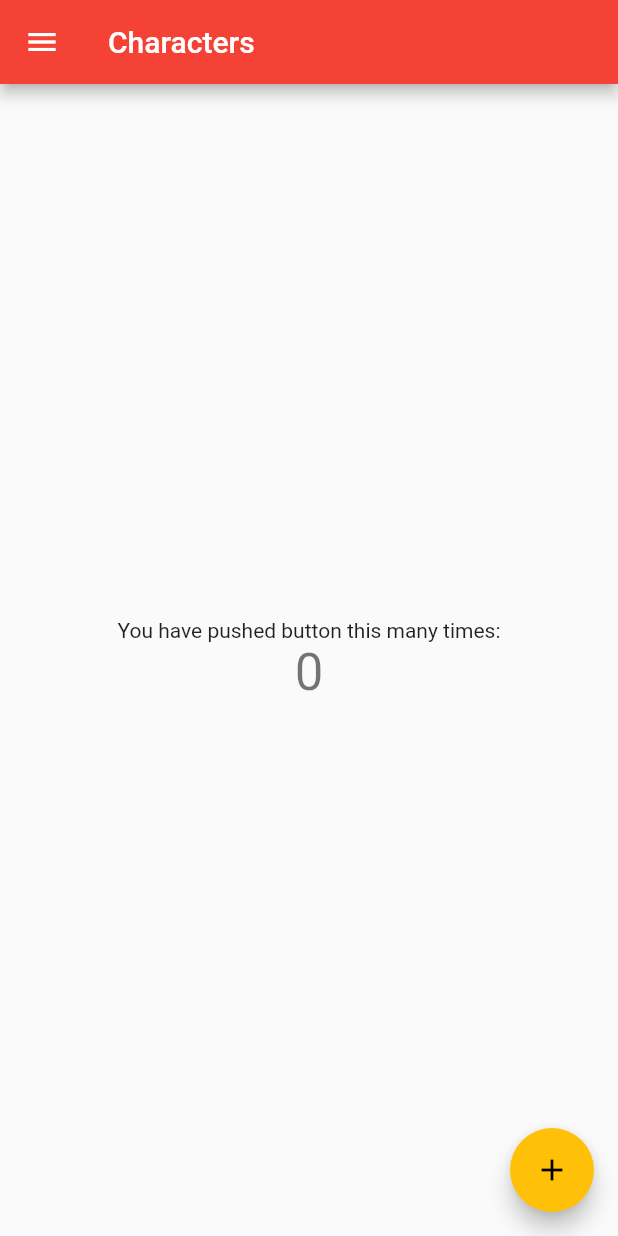
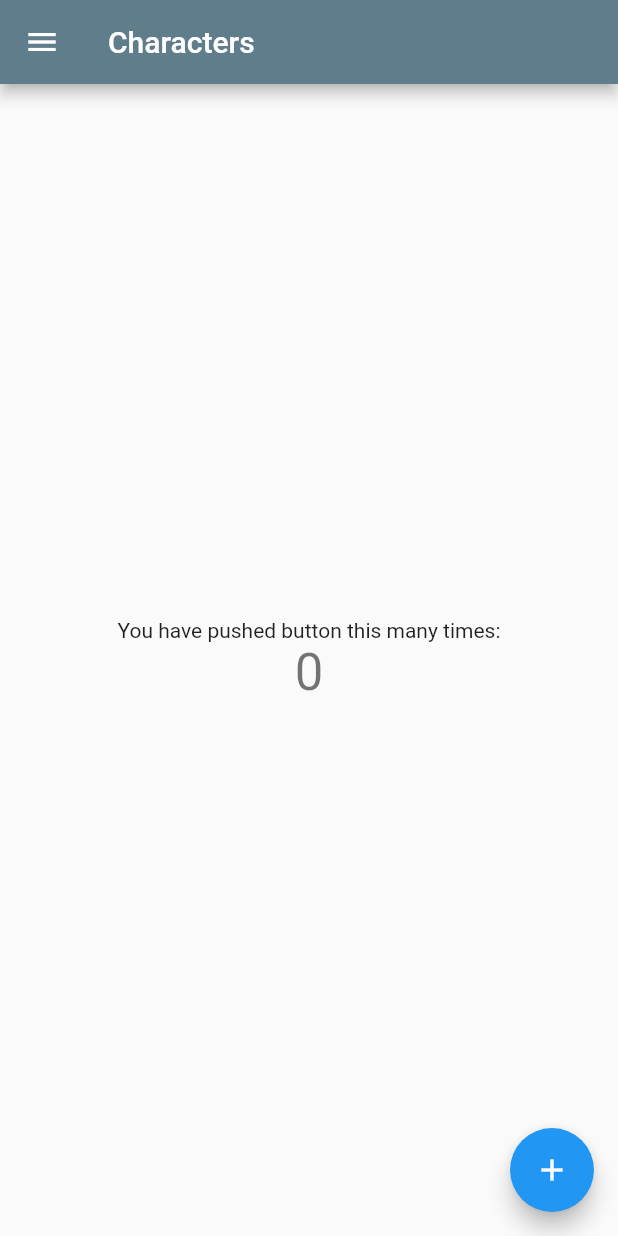
Before and after one commit to spanishdev/Flutter_Star_Wars_Demo, a Flutter app: the screen it shows after launch, on a phone screen of 412 x 824 dp. Run offline on Flutter 3.47's test engine with Material 2 defaults, Android fonts, the phone set to English and light mode, and no system bars.

Commit message:
Changed color style

```diff
--- a/lib/main.dart
+++ b/lib/main.dart
@@ -19,8 +19,8 @@ class MyApp extends StatelessWidget {
         // "hot reload" (press "r" in the console where you ran "flutter run",
         // or press Run > Flutter Hot Reload in IntelliJ). Notice that the
         // counter didn't reset back to zero; the application is not restarted.
-        primarySwatch: Colors.red,
-        accentColor: Colors.amber
+        primarySwatch: Colors.blueGrey,
+        accentColor: Colors.blue
       ),
       home: new HomePage(),
     );
```
